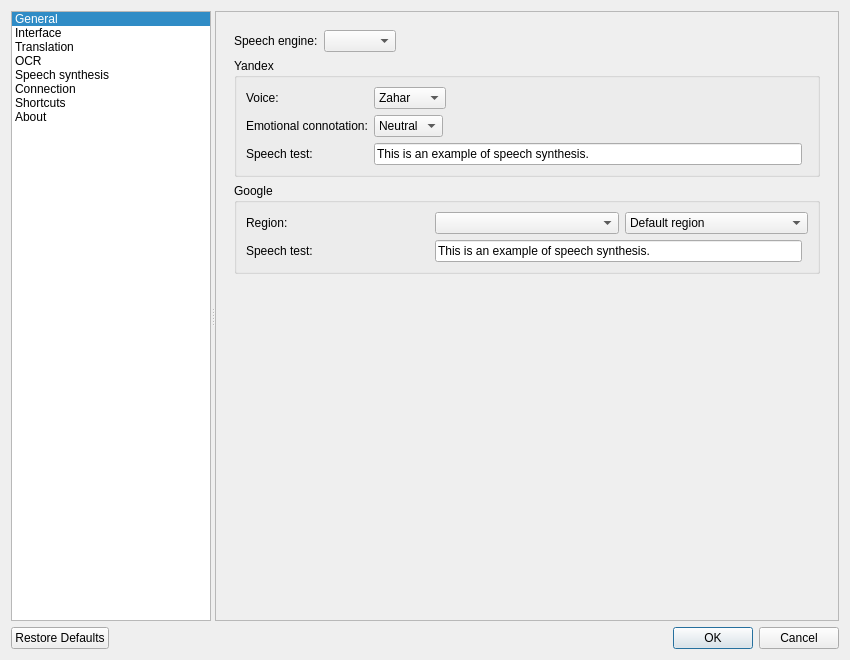
directentis1/crow-translate, file src/settings/settingsdialog.ui: the form before one commit.
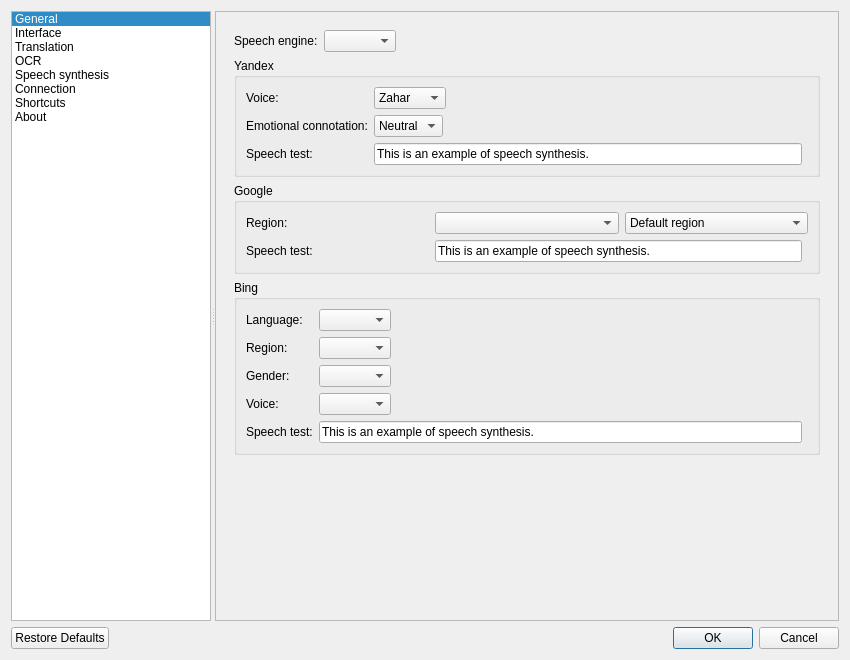
The form after the commit. The open tabs and pages were chosen to show the change. Icons and pictures are not drawn. Custom widgets are drawn as their Qt base class.

Commit message: support bing full voice table

```diff
--- a/src/settings/settingsdialog.ui
+++ b/src/settings/settingsdialog.ui
@@ -1455,6 +1455,122 @@
               </layout>
              </widget>
             </item>
+            <item>
+             <widget class="QGroupBox" name="bingSpeechGroupBox">
+              <property name="title">
+               <string notr="true">Bing</string>
+              </property>
+              <layout class="QFormLayout" name="bingSpeechFormLayout">
+               <item row="0" column="0">
+                <widget class="QLabel" name="bingLanguageLabel">
+                 <property name="text">
+                  <string>Language:</string>
+                 </property>
+                </widget>
+               </item>
+               <item row="0" column="1">
+                <widget class="QComboBox" name="bingLanguageComboBox">
+                 <property name="sizePolicy">
+                  <sizepolicy hsizetype="Maximum" vsizetype="Fixed">
+                   <horstretch>0</horstretch>
+                   <verstretch>0</verstretch>
+                  </sizepolicy>
+                 </property>
+                 <property name="toolTip">
+                  <string>&lt;html&gt;&lt;head/&gt;&lt;body&gt;&lt;p&gt;Language to configure a voice for. Populated with a few common languages by default - pick &amp;quot;Other language...&amp;quot; to search the full list Bing supports.&lt;/p&gt;&lt;/body&gt;&lt;/html&gt;</string>
+                 </property>
+                </widget>
+               </item>
+               <item row="1" column="0">
+                <widget class="QLabel" name="bingRegionLabel">
+                 <property name="text">
+                  <string>Region:</string>
+                 </property>
+                </widget>
+               </item>
+               <item row="1" column="1">
+                <widget class="QComboBox" name="bingCountryComboBox">
+                 <property name="sizePolicy">
+                  <sizepolicy hsizetype="Maximum" vsizetype="Fixed">
+                   <horstretch>0</horstretch>
+                   <verstretch>0</verstretch>
+                  </sizepolicy>
+                 </property>
+                 <property name="toolTip">
+                  <string>&lt;html&gt;&lt;head/&gt;&lt;body&gt;&lt;p&gt;Regional/accent variant of the selected language&lt;/p&gt;&lt;/body&gt;&lt;/html&gt;</string>
+                 </property>
+                </widget>
+               </item>
+               <item row="2" column="0">
+                <widget class="QLabel" name="bingGenderLabel">
+                 <property name="text">
+                  <string>Gender:</string>
+                 </property>
+                </widget>
+               </item>
+               <item row="2" column="1">
+                <widget class="QComboBox" name="bingGenderComboBox">
+                 <property name="sizePolicy">
+                  <sizepolicy hsizetype="Maximum" vsizetype="Fixed">
+                   <horstretch>0</horstretch>
+                   <verstretch>0</verstretch>
+                  </sizepolicy>
+                 </property>
+                 <property name="toolTip">
+                  <string>&lt;html&gt;&lt;head/&gt;&lt;body&gt;&lt;p&gt;Voice gender for the selected region&lt;/p&gt;&lt;/body&gt;&lt;/html&gt;</string>
+                 </property>
+                </widget>
+               </item>
+               <item row="3" column="0">
+                <widget class="QLabel" name="bingVoiceLabel">
+                 <property name="text">
+                  <string>Voice:</string>
+                 </property>
+                </widget>
+               </item>
+               <item row="3" column="1">
+                <widget class="QComboBox" name="bingVoiceComboBox">
+                 <property name="sizePolicy">
+                  <sizepolicy hsizetype="Maximum" vsizetype="Fixed">
+                   <horstretch>0</horstretch>
+                   <verstretch>0</verstretch>
+                  </sizepolicy>
+                 </property>
+                 <property name="toolTip">
+                  <string>&lt;html&gt;&lt;head/&gt;&lt;body&gt;&lt;p&gt;Specific neural voice to use&lt;/p&gt;&lt;/body&gt;&lt;/html&gt;</string>
+                 </property>
+                </widget>
+               </item>
+               <item row="4" column="0">
+                <widget class="QLabel" name="bingTestSpeechLabel">
+                 <property name="text">
+                  <string>Speech test:</string>
+                 </property>
+                </widget>
+               </item>
+               <item row="4" column="1">
+                <layout class="QHBoxLayout" name="bingTestSpeechLayout">
+                 <item>
+                  <widget class="QLineEdit" name="bingTestSpeechEdit">
+                   <property name="toolTip">
+                    <string>&lt;html&gt;&lt;head/&gt;&lt;body&gt;&lt;p&gt;Text to test speech&lt;/p&gt;&lt;/body&gt;&lt;/html&gt;</string>
+                   </property>
+                   <property name="text">
+                    <string>This is an example of speech synthesis.</string>
+                   </property>
+                   <property name="placeholderText">
+                    <string>Test voice</string>
+                   </property>
+                  </widget>
+                 </item>
+                 <item>
+                  <widget class="SpeakButtons" name="bingPlayerButtons" native="true"/>
+                 </item>
+                </layout>
+               </item>
+              </layout>
+             </widget>
+            </item>
             <item>
              <spacer name="speechPageSpacer">
               <property name="orientation">
```
Left out of the diff: 85 changed lines with no effect on the pictures. The commit also changes 6 other files.
